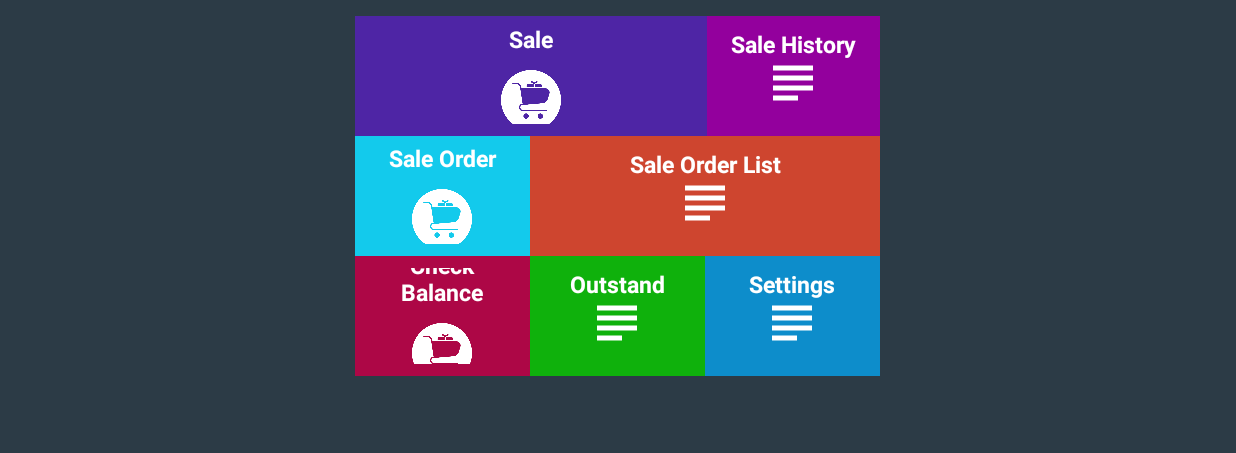
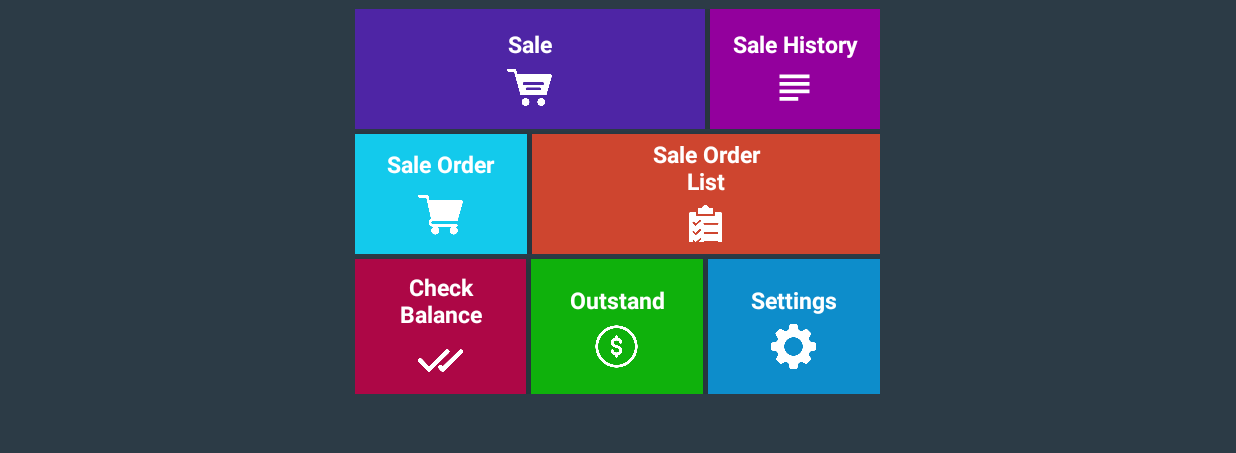
Before and after one commit to ZYP-Galaxy/iStockMobileSale_TV, an Android app: the frmmain screen opened directly, with no data from a screen before it, on a phone screen of 824 x 412 dp (held sideways), the part 105-558 px from its top. Run offline under Robolectric (Android 15) with nearby library versions, the phone set to English and light mode, and no system bars; our stand-ins replace Volley; 2 statements that could not run were skipped.

Commit message:
frmmain CardView UI Table Layout Margin & logo change

```diff
--- a/app/src/main/res/layout/frmmain.xml
+++ b/app/src/main/res/layout/frmmain.xml
@@ -39,13 +39,13 @@
     <LinearLayout
         android:id="@+id/lmenu"
         android:layout_width="wrap_content"
-        android:layout_height="250dp"
+        android:layout_height="260dp"
         android:layout_centerInParent="true"
         android:gravity="center_horizontal">
 
         <TableLayout
             android:layout_width="350dp"
-            android:layout_height="match_parent">
+            android:layout_height="wrap_content">
 
             <TableRow
                 android:layout_width="wrap_content"
@@ -56,7 +56,7 @@
                     android:id="@+id/cardsale"
                     android:layout_width="120dp"
                     android:layout_height="80dp"
-                    android:layout_marginLeft="0dp"
+                    android:layout_marginRight="3dp"
                     android:layout_weight="1"
                     android:elevation="10dp"
                     app:cardBackgroundColor="@color/sale"
@@ -82,12 +82,12 @@
                             android:textStyle="bold" />
 
                         <ImageView
-                            android:layout_width="40dp"
-                            android:layout_height="40dp"
-                            android:layout_marginTop="10dp"
+                            android:layout_width="30dp"
+                            android:layout_height="30dp"
+                            android:layout_marginTop="3dp"
                             android:layout_marginBottom="0dp"
-                            android:background="@drawable/cart"
-                            android:padding="10dp" />
+                            android:background="@drawable/salecart"
+                            android:padding="5dp" />
 
 
                     </LinearLayout>
@@ -107,16 +107,25 @@
                     app:contentPadding="8dp">
 
                     <LinearLayout
-                        android:layout_width="80dp"
+                        android:layout_width="100dp"
                         android:layout_height="80dp"
                         android:layout_gravity="center"
                         android:gravity="center"
                         android:orientation="vertical">
 
+                        <TextView
+                            android:layout_width="match_parent"
+                            android:layout_height="wrap_content"
+                            android:gravity="center"
+                            android:text="Sale History"
+                            android:textColor="@color/white"
+                            android:textSize="15dp"
+                            android:textStyle="bold" />
+
                         <ImageView
-                            android:layout_width="40dp"
-                            android:layout_height="40dp"
-                            android:layout_marginTop="10dp"
+                            android:layout_width="30dp"
+                            android:layout_height="30dp"
+                            android:layout_marginTop="3dp"
                             android:layout_marginBottom="0dp"
                             android:background="@drawable/salelist"
                             android:padding="10dp" />
@@ -124,14 +133,6 @@
 
                     </LinearLayout>
 
-                    <TextView
-                        android:layout_width="match_parent"
-                        android:layout_height="wrap_content"
-                        android:gravity="center"
-                        android:text="Sale History"
-                        android:textColor="@color/white"
-                        android:textSize="15dp"
-                        android:textStyle="bold" />
                 </androidx.cardview.widget.CardView>
             </TableRow>
 
@@ -144,7 +145,8 @@
                     android:id="@+id/cardsaleorder"
                     android:layout_width="1dp"
                     android:layout_height="80dp"
-                    android:layout_marginLeft="0dp"
+                    android:layout_marginRight="3dp"
+                    android:layout_marginTop="3dp"
                     android:layout_weight="1"
                     android:elevation="10dp"
                     app:cardBackgroundColor="@color/saleorder"
@@ -170,11 +172,11 @@
                             android:textStyle="bold" />
 
                         <ImageView
-                            android:layout_width="40dp"
-                            android:layout_height="40dp"
+                            android:layout_width="30dp"
+                            android:layout_height="30dp"
                             android:layout_marginTop="10dp"
                             android:layout_marginBottom="0dp"
-                            android:background="@drawable/cart"
+                            android:background="@drawable/saleordercart"
                             android:padding="10dp" />
 
 
@@ -185,7 +187,7 @@
                     android:id="@+id/cardsaleorderlist"
                     android:layout_width="237dp"
                     android:layout_height="80dp"
-                    android:layout_marginLeft="0dp"
+                    android:layout_marginTop="3dp"
                     android:layout_weight="1"
                     android:elevation="10dp"
                     app:cardBackgroundColor="@color/saleorderenq"
@@ -195,31 +197,32 @@
                     app:contentPadding="8dp">
 
                     <LinearLayout
-                        android:layout_width="80dp"
+                        android:layout_width="100dp"
                         android:layout_height="80dp"
                         android:layout_gravity="center"
                         android:gravity="center"
                         android:orientation="vertical">
 
+                        <TextView
+                            android:layout_width="match_parent"
+                            android:layout_height="wrap_content"
+                            android:gravity="center"
+                            android:text="Sale Order List"
+                            android:textColor="@color/white"
+                            android:textSize="15dp"
+                            android:textStyle="bold" />
+
                         <ImageView
-                            android:layout_width="40dp"
-                            android:layout_height="40dp"
-                            android:layout_marginTop="10dp"
+                            android:layout_width="30dp"
+                            android:layout_height="30dp"
+                            android:layout_marginTop="5dp"
                             android:layout_marginBottom="0dp"
-                            android:background="@drawable/salelist"
+                            android:background="@drawable/saleorderlist"
                             android:padding="10dp" />
 
 
                     </LinearLayout>
 
-                    <TextView
-                        android:layout_width="match_parent"
-                        android:layout_height="wrap_content"
-                        android:gravity="center"
-                        android:text="Sale Order List"
-                        android:textColor="@color/white"
-                        android:textSize="15dp"
-                        android:textStyle="bold" />
                 </androidx.cardview.widget.CardView>
             </TableRow>
 
@@ -231,8 +234,9 @@
                 <androidx.cardview.widget.CardView
                     android:id="@+id/cardstock"
                     android:layout_width="0dp"
-                    android:layout_height="80dp"
-                    android:layout_marginLeft="0dp"
+                    android:layout_height="90dp"
+                    android:layout_marginRight="3dp"
+                    android:layout_marginTop="3dp"
                     android:layout_weight="1"
                     android:elevation="10dp"
                     app:cardBackgroundColor="@color/stock"
@@ -258,11 +262,11 @@
                             android:textStyle="bold" />
 
                         <ImageView
-                            android:layout_width="40dp"
-                            android:layout_height="40dp"
-                            android:layout_marginTop="10dp"
+                            android:layout_width="30dp"
+                            android:layout_height="30dp"
+                            android:layout_marginTop="5dp"
                             android:layout_marginBottom="0dp"
-                            android:background="@drawable/cart"
+                            android:background="@drawable/check"
                             android:padding="10dp" />
 
 
@@ -272,8 +276,10 @@
                 <androidx.cardview.widget.CardView
                     android:id="@+id/cardOutstandlist"
                     android:layout_width="0dp"
-                    android:layout_height="80dp"
+                    android:layout_height="90dp"
                     android:layout_weight="1"
+                    android:layout_marginRight="3dp"
+                    android:layout_marginTop="3dp"
                     android:elevation="10dp"
                     android:layout_centerInParent="true"
                     app:cardBackgroundColor="@color/outstand"
@@ -283,38 +289,38 @@
                     app:contentPadding="8dp">
 
                     <LinearLayout
-                        android:layout_width="50dp"
-                        android:layout_height="50dp"
+                        android:layout_width="80dp"
+                        android:layout_height="80dp"
                         android:layout_gravity="center"
                         android:gravity="center"
                         android:orientation="vertical">
-
+                        <TextView
+                            android:layout_width="match_parent"
+                            android:layout_height="wrap_content"
+                            android:gravity="center"
+                            android:text="Outstand"
+                            android:textColor="@color/white"
+                            android:textSize="15dp"
+                            android:textStyle="bold" />
                         <ImageView
-                            android:layout_width="40dp"
-                            android:layout_height="40dp"
-                            android:layout_marginTop="10dp"
+                            android:layout_width="30dp"
+                            android:layout_height="30dp"
+                            android:layout_marginTop="5dp"
                             android:layout_marginBottom="0dp"
-                            android:background="@drawable/salelist"
+                            android:background="@drawable/coin"
                             android:padding="10dp" />
 
 
                     </LinearLayout>
 
-                    <TextView
-                        android:layout_width="match_parent"
-                        android:layout_height="wrap_content"
-                        android:gravity="center"
-                        android:text="Outstand"
-                        android:textColor="@color/white"
-                        android:textSize="15dp"
-                        android:textStyle="bold" />
+
                 </androidx.cardview.widget.CardView>
 
                 <androidx.cardview.widget.CardView
                     android:id="@+id/cardSetting"
                     android:layout_width="0dp"
-                    android:layout_height="80dp"
-                    android:layout_marginLeft="0dp"
+                    android:layout_height="90dp"
+                    android:layout_marginTop="3dp"
                     android:layout_weight="1"
                     android:elevation="10dp"
                     app:cardBackgroundColor="@color/setting"
@@ -330,25 +336,26 @@
                         android:gravity="center"
                         android:orientation="vertical">
 
+                        <TextView
+                            android:layout_width="match_parent"
+                            android:layout_height="wrap_content"
+                            android:gravity="center"
+                            android:text="Settings"
+                            android:textColor="@color/white"
+                            android:textSize="15dp"
+                            android:textStyle="bold" />
                         <ImageView
-                            android:layout_width="40dp"
-                            android:layout_height="40dp"
-                            android:layout_marginTop="10dp"
+                            android:layout_width="30dp"
+                            android:layout_height="30dp"
+                            android:layout_marginTop="5dp"
                             android:layout_marginBottom="0dp"
-                            android:background="@drawable/salelist"
+                            android:background="@drawable/setting"
                             android:padding="10dp" />
 
 
                     </LinearLayout>
 
-                    <TextView
-                        android:layout_width="match_parent"
-                        android:layout_height="wrap_content"
-                        android:gravity="center"
-                        android:text="Settings"
-                        android:textColor="@color/white"
-                        android:textSize="15dp"
-                        android:textStyle="bold" />
+
                 </androidx.cardview.widget.CardView>
             </TableRow>
         </TableLayout>
```
Also changed, not shown: app/src/main/res/drawable/check.png (added), app/src/main/res/drawable/coin.png (added), app/src/main/res/drawable/salecart.png (added), app/src/main/res/drawable/saleordercart.png (added), app/src/main/res/drawable/saleorderlist.png (added), app/src/main/res/drawable/setting.png (added).
